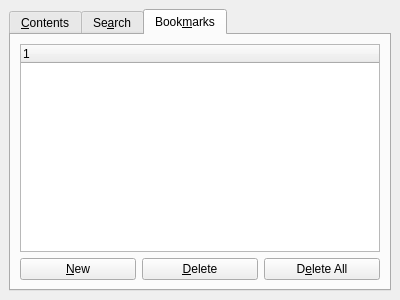
Before: the Qt Designer form forms/HelpSideBar.ui in LuminanceHDR/LuminanceHDR, drawn with Qt 5.
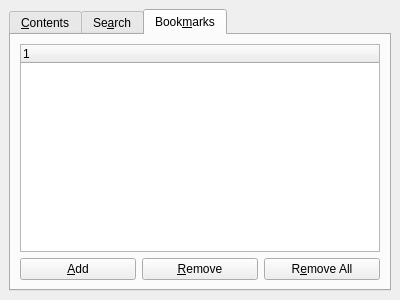
After: the same form once the commit is applied. The open tabs and pages were chosen to show the change. Icons and pictures are not drawn.

Commit message: Added icons to Bookmark buttons. renamed New, Delete to Add, Remove

Diff of the .ui file:
```diff
--- a/forms/HelpSideBar.ui
+++ b/forms/HelpSideBar.ui
@@ -86,21 +86,29 @@
           <item>
            <widget class="QPushButton" name="bookmarkButton" >
             <property name="text" >
-             <string>&amp;New</string>
+             <string>&amp;Add</string>
+            </property>
+            <property name="icon" >
+             <iconset resource="../icons.qrc" >
+              <normaloff>:/new/prefix1/images/add.png</normaloff>:/new/prefix1/images/add.png</iconset>
             </property>
            </widget>
           </item>
           <item>
            <widget class="QPushButton" name="deleteBookmarkButton" >
             <property name="text" >
-             <string>&amp;Delete</string>
+             <string>&amp;Remove</string>
+            </property>
+            <property name="icon" >
+             <iconset resource="../icons.qrc" >
+              <normaloff>:/new/prefix1/images/remove.png</normaloff>:/new/prefix1/images/remove.png</iconset>
             </property>
            </widget>
           </item>
           <item>
            <widget class="QPushButton" name="deleteAllBookmarkButton" >
             <property name="text" >
-             <string>D&amp;elete All</string>
+             <string>R&amp;emove All</string>
             </property>
            </widget>
           </item>
```
Left out of the diff: 4 changed lines with no effect on the pictures.
